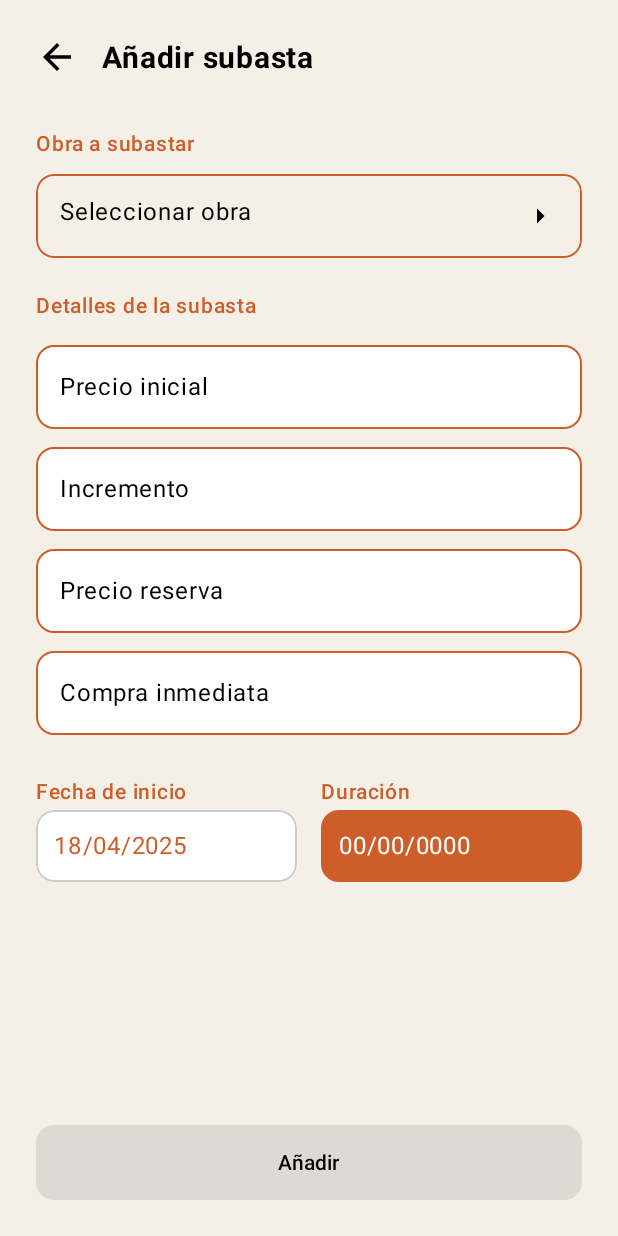
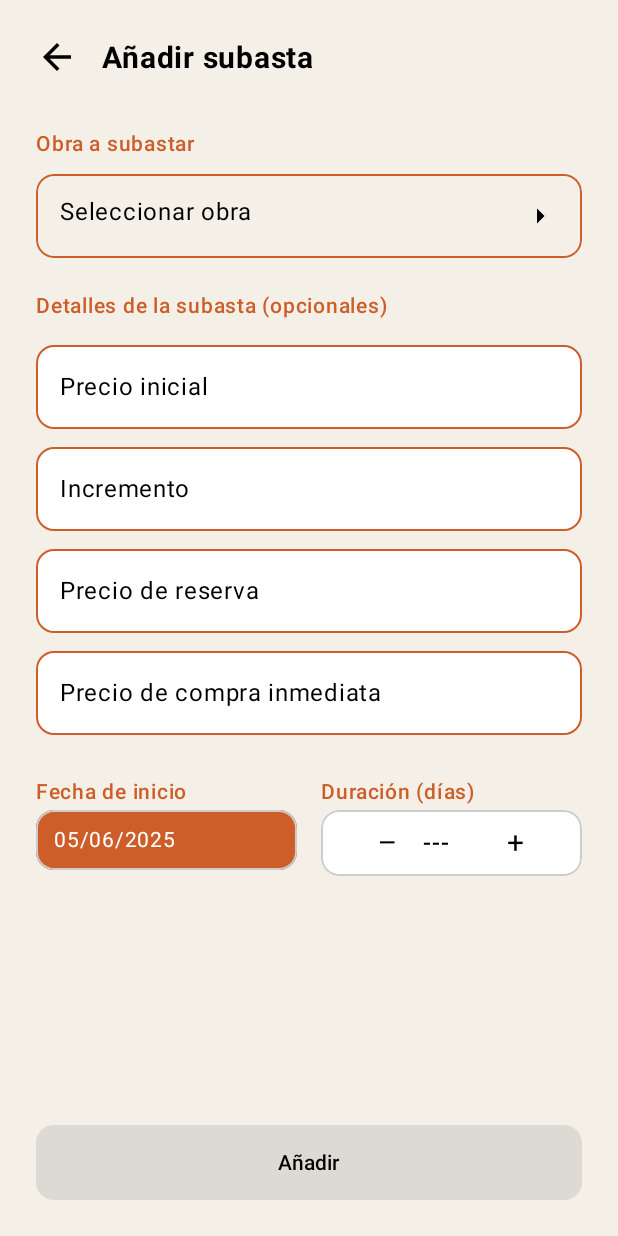
Before and after one commit to marinajcs/BrushNBid-APP, an Android app built with Jetpack Compose: the AddSubastaScreen screen opened through its navigation route, on a phone screen of 412 x 824 dp. Run offline under Robolectric (Android 15) with nearby library versions, the phone set to English and light mode, and no system bars.

Commit message:
create subasta closes #43

```diff
--- a/app/src/main/java/com/gidm/brushnbid/api/ApiService.kt
+++ b/app/src/main/java/com/gidm/brushnbid/api/ApiService.kt
@@ -62,6 +62,10 @@ interface ApiService {
     @GET("/obras/user/{id}")
     fun getObrasByUser(@Path("id") userId: Int): Call<List<Obra>>
 
+    // Obtener las obras disponibles de un usuario específico
+    @GET("/obras/disponibles/user/{id}")
+    fun getObrasDisponiblesByUser(@Path("id") userId: Int): Call<List<Obra>>
+
     // Crear una nueva obra
     @POST("/obras")
     fun createObra(@Body obra: ObraInput): Call<ObraInput>
@@ -101,7 +105,7 @@ interface ApiService {
 
     // Crear una nueva subasta
     @POST("/subastas")
-    fun createSubasta(@Body subasta: Subasta): Call<Subasta>
+    fun createSubasta(@Body subasta: SubastaInput): Call<SubastaInput>
 
     // Actualizar una subasta
     @PUT("/subastas/{id}")
--- a/app/src/main/java/com/gidm/brushnbid/data/Obra.kt
+++ b/app/src/main/java/com/gidm/brushnbid/data/Obra.kt
@@ -22,7 +22,7 @@ data class ObraSummary(
 )
 
 enum class Estado{
-    ACTIVA, VENDIDA
+    DISPONIBLE, VENDIDA
 }
 
 data class ObraInfo(
--- a/app/src/main/java/com/gidm/brushnbid/views/AddSubastaScreen.kt
+++ b/app/src/main/java/com/gidm/brushnbid/views/AddSubastaScreen.kt
@@ -24,6 +24,14 @@ import androidx.compose.ui.draw.clip
 import androidx.compose.ui.tooling.preview.Preview
 import androidx.navigation.NavController
 import androidx.navigation.compose.rememberNavController
+import android.widget.Toast
+import androidx.compose.ui.platform.LocalContext
+import com.gidm.brushnbid.controllers.SubastaController
+import com.gidm.brushnbid.data.SubastaInput
+import com.gidm.brushnbid.data.UserPreferences
+import java.time.LocalDate
+import java.time.format.DateTimeFormatter
+
 
 @Composable
 fun AddSubastaScreen(
@@ -31,16 +39,38 @@ fun AddSubastaScreen(
     onBack: () -> Unit,
     onSubmit: () -> Unit
 ) {
-    val selectedObra by navController.currentBackStackEntry
+    val context = LocalContext.current
+    val userPrefs = remember { UserPreferences(context) }
+    val subastaController = remember { SubastaController() }
+    var userId by remember { mutableStateOf<Int?>(null) }
+
+    val selectedObraIdFlow = navController
+        .currentBackStackEntry
         ?.savedStateHandle
         ?.getStateFlow<Int?>("obraId", null)
-        ?.collectAsState() ?: remember { mutableStateOf(null) }
+
+    val selectedObraId by selectedObraIdFlow?.collectAsState() ?: remember { mutableStateOf(null) }
+
+    val selectedObraTituloFlow = navController
+        .currentBackStackEntry
+        ?.savedStateHandle
+        ?.getStateFlow<String?>("obraTitulo", null)
+
+    val selectedObraTitulo by selectedObraTituloFlow?.collectAsState() ?: remember { mutableStateOf(null) }
 
     var precioInicial by remember { mutableStateOf("") }
     var incremento by remember { mutableStateOf("") }
     var precioReserva by remember { mutableStateOf("") }
     var compraInmediata by remember { mutableStateOf("") }
-    var duracion by remember { mutableStateOf("") }
+    var duracionDias by remember { mutableStateOf<Int?>(null) }
+
+        val currentDate = remember {
+        LocalDate.now().format(DateTimeFormatter.ofPattern("dd/MM/yyyy"))
+    }
+
+    LaunchedEffect(Unit) {
+        userId = userPrefs.getUserId()
+    }
 
     Column(
         modifier = Modifier
@@ -89,8 +119,7 @@ fun AddSubastaScreen(
         ) {
             Row(horizontalArrangement = Arrangement.SpaceBetween, modifier = Modifier.fillMaxWidth()) {
                 Text(
-                    //text = selectedObra?.value?.titulo ?: "Seleccionar obra",
-                    text = "Seleccionar obra",
+                    text = selectedObraTitulo ?: "Seleccionar obra",
                     color = Color.Black,
                     fontSize = 16.sp,
                     lineHeight = 18.sp
@@ -101,7 +130,7 @@ fun AddSubastaScreen(
 
         Spacer(modifier = Modifier.height(24.dp))
         Text(
-            text = "Detalles de la subasta",
+            text = "Detalles de la subasta (opcionales)",
             fontSize = 14.sp,
             lineHeight = 16.sp,
             color = colorResource(R.color.main_color),
@@ -111,8 +140,8 @@ fun AddSubastaScreen(
         Spacer(modifier = Modifier.height(12.dp))
         InputOutlinedField("Precio inicial", precioInicial) { precioInicial = it }
         InputOutlinedField("Incremento", incremento) { incremento = it }
-        InputOutlinedField("Precio reserva", precioReserva) { precioReserva = it }
-        InputOutlinedField("Compra inmediata", compraInmediata) { compraInmediata = it }
+        InputOutlinedField("Precio de reserva", precioReserva) { precioReserva = it }
+        InputOutlinedField("Precio de compra inmediata", compraInmediata) { compraInmediata = it }
 
         Spacer(modifier = Modifier.height(24.dp))
 
@@ -134,58 +163,112 @@ fun AddSubastaScreen(
                         .padding(top = 4.dp)
                         .fillMaxWidth()
                         .clip(RoundedCornerShape(12.dp))
-                        .background(Color.White)
+                        .background(colorResource(R.color.main_color))
                         .border(1.dp, Color.LightGray, RoundedCornerShape(12.dp))
                         .padding(12.dp)
                 ) {
-                    Text("18/04/2025", color = colorResource(R.color.main_color))
+                    Text(
+                        text = currentDate,
+                        color = Color.White,
+                        fontSize = 14.sp,
+                        lineHeight = 16.sp
+                    )
                 }
             }
 
             Column(modifier = Modifier.weight(1f)) {
                 Text(
-                    text = "Duración",
+                    text = "Duración (días)",
                     fontSize = 14.sp,
                     lineHeight = 16.sp,
                     color = colorResource(R.color.main_color),
                     fontWeight = FontWeight.Medium
                 )
-                Box(
+                Spacer(modifier = Modifier.height(4.dp))
+                Row(
+                    verticalAlignment = Alignment.CenterVertically,
+                    horizontalArrangement = Arrangement.Center,
                     modifier = Modifier
-                        .padding(top = 4.dp)
                         .fillMaxWidth()
                         .clip(RoundedCornerShape(12.dp))
-                        .background(colorResource(R.color.main_color))
-                        .padding(12.dp)
+                        .background(Color.White)
+                        .border(1.dp, Color.LightGray, RoundedCornerShape(12.dp))
+                        .padding(horizontal = 12.dp, vertical = 10.dp)
                 ) {
-                    Text("00/00/0000", color = Color.White)
+                    Text(
+                        text = "–",
+                        fontSize = 20.sp,
+                        modifier = Modifier
+                            .clickable {
+                                duracionDias = when {
+                                    duracionDias == null || duracionDias!! <= 1 -> null
+                                    else -> duracionDias!! - 1
+                                }
+                            }
+                            .padding(horizontal = 8.dp)
+                    )
+                    Spacer(modifier = Modifier.width(8.dp))
+                    Text(
+                        text = if (duracionDias == null || duracionDias == 0) "---" else duracionDias.toString(),
+                        fontSize = 16.sp,
+                        fontWeight = FontWeight.Medium,
+                        modifier = Modifier.width(40.dp),
+                        color = Color.Black
+                    )
+                    Spacer(modifier = Modifier.width(8.dp))
+                    Text(
+                        text = "+",
+                        fontSize = 20.sp,
+                        modifier = Modifier
+                            .clickable {
+                                duracionDias = when {
+                                    duracionDias == null || duracionDias == 0 -> 1
+                                    else -> duracionDias!! + 1
+                                }
+                            }
+                            .padding(horizontal = 8.dp)
+                    )
                 }
             }
         }
 
         Spacer(modifier = Modifier.weight(1f))
 
-        val allFieldsFilled = precioInicial.isNotBlank()
-                // && obra.isNotBlank()
-                // && incremento.isNotBlank()
-                //&& precioReserva.isNotBlank()
-                //&& compraInmediata.isNotBlank()
-                //&& duracion.isNotBlank()
+        Button(
+            onClick = {
+                val input = SubastaInput(
+                    obraId = selectedObraId ?: return@Button,
+                    vendedorId = userId ?: return@Button,
+                    precioInicial = precioInicial.toDoubleOrNull(),
+                    incremento = incremento.toDoubleOrNull(),
+                    precioReserva = precioReserva.toDoubleOrNull(),
+                    compraInmediata = compraInmediata.toDoubleOrNull(),
+                    duracion = if (duracionDias == null || duracionDias == 0) null else duracionDias
+                )
 
-        Button(
-            onClick = onSubmit,
-            enabled = allFieldsFilled,
+                subastaController.createSubasta(
+                    subasta = input,
+                    onSuccess = {
+                        Toast.makeText(context, "Subasta creada con éxito", Toast.LENGTH_SHORT).show()
+                        onSubmit()
+                    },
+                    onError = {
+                        Toast.makeText(context, "Error al crear subasta: $it", Toast.LENGTH_LONG).show()
+                    }
+                )
+            },
+            enabled = selectedObraId != null,
             modifier = Modifier
                 .fillMaxWidth()
                 .height(50.dp),
             colors = ButtonDefaults.buttonColors(
-                containerColor = if (allFieldsFilled) Color.Black else colorResource(id = R.color.dark_gray)
+                containerColor = if (selectedObraId != null) Color.Black else colorResource(id = R.color.dark_gray)
             ),
             shape = RoundedCornerShape(12.dp)
         ) {
             Text(
                 text = "Añadir",
-                color = if (allFieldsFilled) Color.White else Color.Black
+                color = if (selectedObraId != null) Color.White else Color.Black
             )
         }
     }
--- a/app/src/main/java/com/gidm/brushnbid/views/InfoSubastaScreen.kt
+++ b/app/src/main/java/com/gidm/brushnbid/views/InfoSubastaScreen.kt
@@ -59,7 +59,7 @@ fun InfoSubastaScreen(
                 subasta = info
 
                 // Si hay fecha de fin, inicia temporizador
-                info.fechaFin.let { fechaFinUtc ->
+                info.fechaFin?.let { fechaFinUtc ->
                     val localFechaFin = parseUtcToLocal(fechaFinUtc)
                     val ahora = LocalDateTime.now()
                     val duracion = Duration.between(ahora, localFechaFin)
--- a/app/src/main/java/com/gidm/brushnbid/views/ProfileScreen.kt
+++ b/app/src/main/java/com/gidm/brushnbid/views/ProfileScreen.kt
@@ -74,7 +74,7 @@ fun ProfileScreen(navController: NavController) {
                             if (obra.autoriaId == userId && obra.propiedadId != userId)
                                 Estado.VENDIDA
                             else
-                                Estado.ACTIVA
+                                Estado.DISPONIBLE
                         ObraSummary(
                             id = obra.id,
                             titulo = obra.titulo,
```
Also changed, not shown: app/src/main/java/com/gidm/brushnbid/controllers/ObraController.kt (+16 -0 lines), app/src/main/java/com/gidm/brushnbid/controllers/SubastaController.kt (+6 -5 lines), app/src/main/java/com/gidm/brushnbid/data/Subasta.kt (+13 -4 lines), app/src/main/java/com/gidm/brushnbid/data/SubastaInput.kt (deleted, +0 -11 lines), app/src/main/java/com/gidm/brushnbid/navigation/AppNavigation.kt (+1 -6 lines), app/src/main/java/com/gidm/brushnbid/views/SelectObra.kt (+45 -12 lines).
